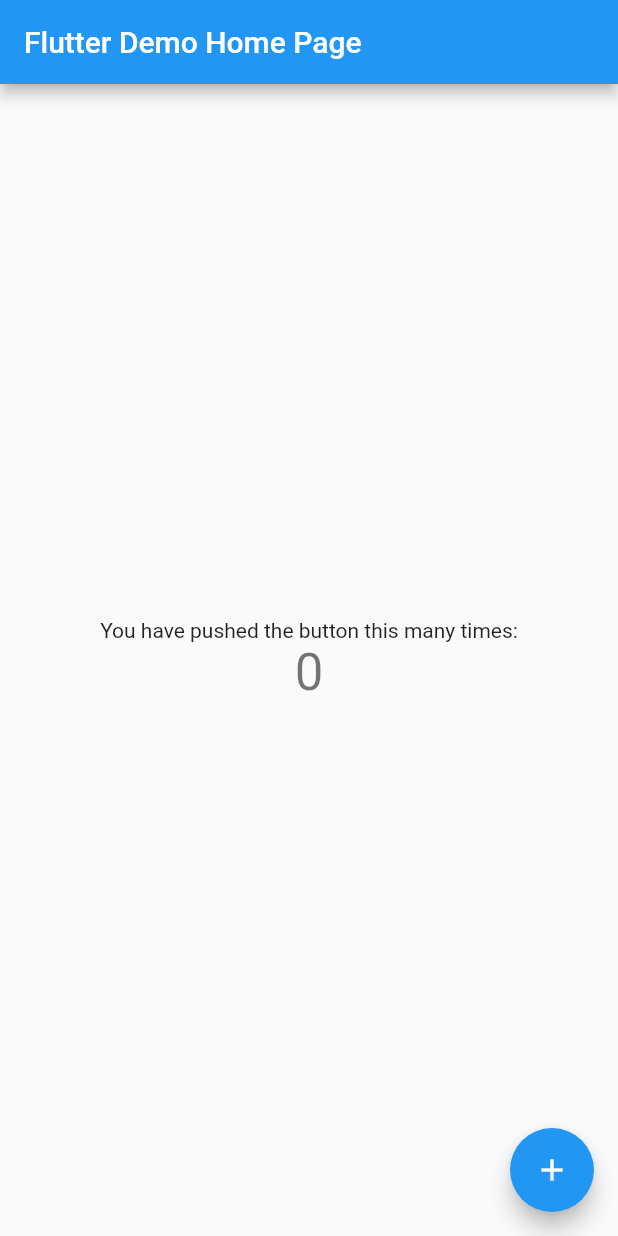
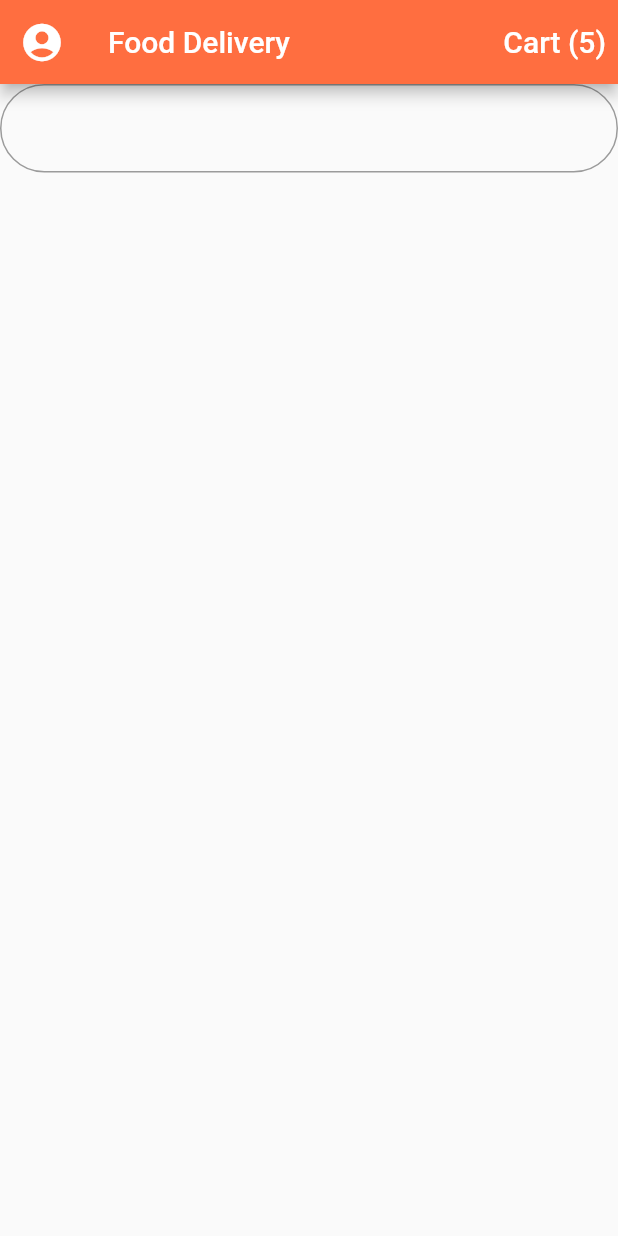
Before and after one commit to RoseNeezar/food-delivery-fl, a Flutter app: the screen it shows after launch, on a phone screen of 412 x 824 dp. Run offline on Flutter 3.47's test engine with Material 2 defaults, Android fonts, the phone set to English and light mode, and no system bars.

Commit message:
add appbar

```diff
--- a/lib/main.dart
+++ b/lib/main.dart
@@ -1,4 +1,5 @@
 import 'package:flutter/material.dart';
+import 'package:flutter_food_delivery_ui/screens/home.screens.dart';
 
 void main() {
   runApp(MyApp());
@@ -9,109 +10,12 @@ class MyApp extends StatelessWidget {
   @override
   Widget build(BuildContext context) {
     return MaterialApp(
-      title: 'Flutter Demo',
-      theme: ThemeData(
-        // This is the theme of your application.
-        //
-        // Try running your application with "flutter run". You'll see the
-        // application has a blue toolbar. Then, without quitting the app, try
-        // changing the primarySwatch below to Colors.green and then invoke
-        // "hot reload" (press "r" in the console where you ran "flutter run",
-        // or simply save your changes to "hot reload" in a Flutter IDE).
-        // Notice that the counter didn't reset back to zero; the application
-        // is not restarted.
-        primarySwatch: Colors.blue,
-        // This makes the visual density adapt to the platform that you run
-        // the app on. For desktop platforms, the controls will be smaller and
-        // closer together (more dense) than on mobile platforms.
-        visualDensity: VisualDensity.adaptivePlatformDensity,
-      ),
-      home: MyHomePage(title: 'Flutter Demo Home Page'),
-    );
+        title: 'Flutter Demo',
+        debugShowCheckedModeBanner: false,
+        theme: ThemeData(
+            scaffoldBackgroundColor: Colors.grey[50],
+            primaryColor: Colors.deepOrangeAccent,
+            appBarTheme: AppBarTheme(backgroundColor: Colors.deepOrangeAccent)),
+        home: HomeScreen());
   }
 }
-
-class MyHomePage extends StatefulWidget {
-  MyHomePage({Key key, this.title}) : super(key: key);
-
-  // This widget is the home page of your application. It is stateful, meaning
-  // that it has a State object (defined below) that contains fields that affect
-  // how it looks.
-
-  // This class is the configuration for the state. It holds the values (in this
-  // case the title) provided by the parent (in this case the App widget) and
-  // used by the build method of the State. Fields in a Widget subclass are
-  // always marked "final".
-
-  final String title;
-
-  @override
-  _MyHomePageState createState() => _MyHomePageState();
-}
-
-class _MyHomePageState extends State<MyHomePage> {
-  int _counter = 0;
-
-  void _incrementCounter() {
-    setState(() {
-      // This call to setState tells the Flutter framework that something has
-      // changed in this State, which causes it to rerun the build method below
-      // so that the display can reflect the updated values. If we changed
-      // _counter without calling setState(), then the build method would not be
-      // called again, and so nothing would appear to happen.
-      _counter++;
-    });
-  }
-
-  @override
-  Widget build(BuildContext context) {
-    // This method is rerun every time setState is called, for instance as done
-    // by the _incrementCounter method above.
-    //
-    // The Flutter framework has been optimized to make rerunning build methods
-    // fast, so that you can just rebuild anything that needs updating rather
-    // than having to individually change instances of widgets.
-    return Scaffold(
-      appBar: AppBar(
-        // Here we take the value from the MyHomePage object that was created by
-        // the App.build method, and use it to set our appbar title.
-        title: Text(widget.title),
-      ),
-      body: Center(
-        // Center is a layout widget. It takes a single child and positions it
-        // in the middle of the parent.
-        child: Column(
-          // Column is also a layout widget. It takes a list of children and
-          // arranges them vertically. By default, it sizes itself to fit its
-          // children horizontally, and tries to be as tall as its parent.
-          //
-          // Invoke "debug painting" (press "p" in the console, choose the
-          // "Toggle Debug Paint" action from the Flutter Inspector in Android
-          // Studio, or the "Toggle Debug Paint" command in Visual Studio Code)
-          // to see the wireframe for each widget.
-          //
-          // Column has various properties to control how it sizes itself and
-          // how it positions its children. Here we use mainAxisAlignment to
-          // center the children vertically; the main axis here is the vertical
-          // axis because Columns are vertical (the cross axis would be
-          // horizontal).
-          mainAxisAlignment: MainAxisAlignment.center,
-          children: <Widget>[
-            Text(
-              'You have pushed the button this many times:',
-            ),
-            Text(
-              '$_counter',
-              style: Theme.of(context).textTheme.headline4,
-            ),
-          ],
-        ),
-      ),
-      floatingActionButton: FloatingActionButton(
-        onPressed: _incrementCounter,
-        tooltip: 'Increment',
-        child: Icon(Icons.add),
-      ), // This trailing comma makes auto-formatting nicer for build methods.
-    );
-  }
-}
--- /dev/null
+++ b/lib/screens/home.screens.dart
@@ -0,0 +1,40 @@
+import 'package:flutter/material.dart';
+import 'package:flutter_food_delivery_ui/data/data.dart';
+
+class HomeScreen extends StatefulWidget {
+  @override
+  _HomeScreenState createState() => _HomeScreenState();
+}
+
+class _HomeScreenState extends State<HomeScreen> {
+  @override
+  Widget build(BuildContext context) {
+    return Scaffold(
+      appBar: AppBar(
+        leading: IconButton(
+          icon: Icon(Icons.account_circle),
+          iconSize: 30.0,
+          onPressed: () {},
+        ),
+        title: Text('Food Delivery'),
+        actions: <Widget>[
+          TextButton(
+              child: Text(
+                'Cart (${currentUser.cart.length})',
+                style: TextStyle(color: Colors.white, fontSize: 20.0),
+              ),
+              onPressed: () {})
+        ],
+      ),
+      body: ListView(
+        children: <Widget>[
+          TextField(
+            decoration: InputDecoration(
+                border: OutlineInputBorder(
+                    borderRadius: BorderRadius.circular(30))),
+          )
+        ],
+      ),
+    );
+  }
+}
```
Also changed, not shown: 1 other file.
